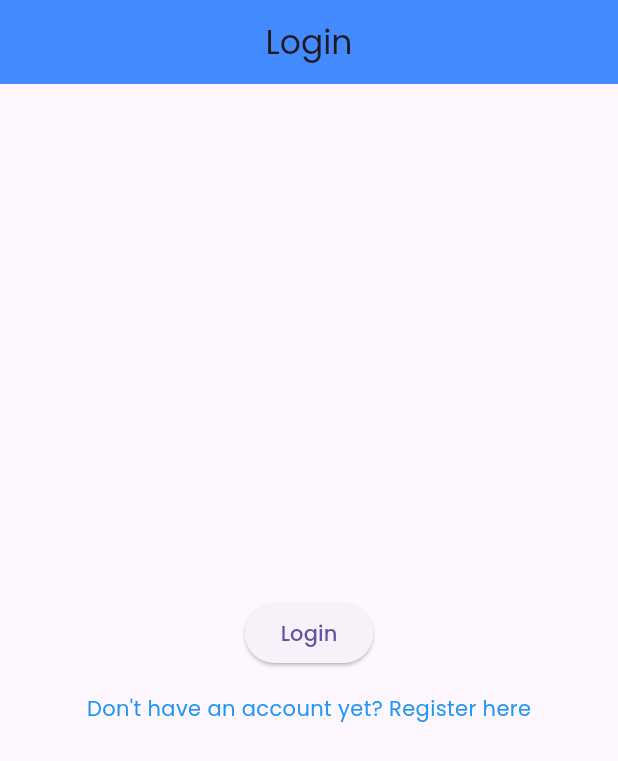
After one commit to PIETRO6806/RifaLiceuFlutter, a Flutter app: the screen it shows after launch, on a phone screen of 412 x 824 dp. The commit adds this screen. Shown: the top 761 px of the screen. Run offline on Flutter 3.47's test engine with Material 3 defaults, Android fonts, the phone set to English and light mode, and no system bars.

Commit message:
login and register pages added

```diff
--- a/lib/main.dart
+++ b/lib/main.dart
@@ -1,6 +1,8 @@
 import 'package:flutter/material.dart';
 import 'package:rifa_liceu_flutter/pages/home.dart';
-import 'package:rifa_liceu_flutter/pages/rifa.dart'; // Import the new page
+import 'package:rifa_liceu_flutter/pages/login.dart';
+import 'package:rifa_liceu_flutter/pages/register.dart';
+import 'package:rifa_liceu_flutter/pages/rifa.dart';
 
 void main() {
   runApp(const MyApp());
@@ -14,8 +16,11 @@ class MyApp extends StatelessWidget {
     return MaterialApp(
       debugShowCheckedModeBanner: false,
       theme: ThemeData(fontFamily: 'Poppins'),
-      home: const HomePage(),
+      initialRoute: '/login', // Set the initial route to login
       routes: {
+        '/login': (context) => LoginPage(), // Define a route for LoginPage
+        '/register': (context) => RegisterPage(), // Define a route for RegisterPage
+        '/home': (context) => HomePage(), // Define a route for HomePage
         '/rifa': (context) => RifaPage(), // Define a route for RifaPage
       },
     );
--- /dev/null
+++ b/lib/pages/login.dart
@@ -0,0 +1,42 @@
+import 'package:flutter/material.dart';
+import 'package:rifa_liceu_flutter/pages/home.dart';
+import 'package:rifa_liceu_flutter/pages/register.dart'; // Import the new page
+
+class LoginPage extends StatelessWidget {
+  @override
+  Widget build(BuildContext context) {
+    return Scaffold(
+      appBar: AppBar(
+        title: const Text('Login'),
+        backgroundColor: Colors.blueAccent,
+        centerTitle: true,
+      ),
+      body: Center(
+        child: Column(
+          mainAxisAlignment: MainAxisAlignment.center,
+          children: [
+            ElevatedButton(
+              onPressed: () {
+                // Simulate successful login, you can replace this with actual authentication logic
+                // Once logged in, navigate to the home page
+                Navigator.pushReplacementNamed(context, '/home');
+              },
+              child: const Text('Login'),
+            ),
+            SizedBox(height: 16),
+            GestureDetector(
+              onTap: () {
+                // Navigate to the register page
+                Navigator.pushNamed(context, '/register');
+              },
+              child: Text(
+                "Don't have an account yet? Register here",
+                style: TextStyle(color: Colors.blue),
+              ),
+            ),
+          ],
+        ),
+      ),
+    );
+  }
+}
```
Also changed, not shown: lib/pages/register.dart (added, +41 -0 lines).
